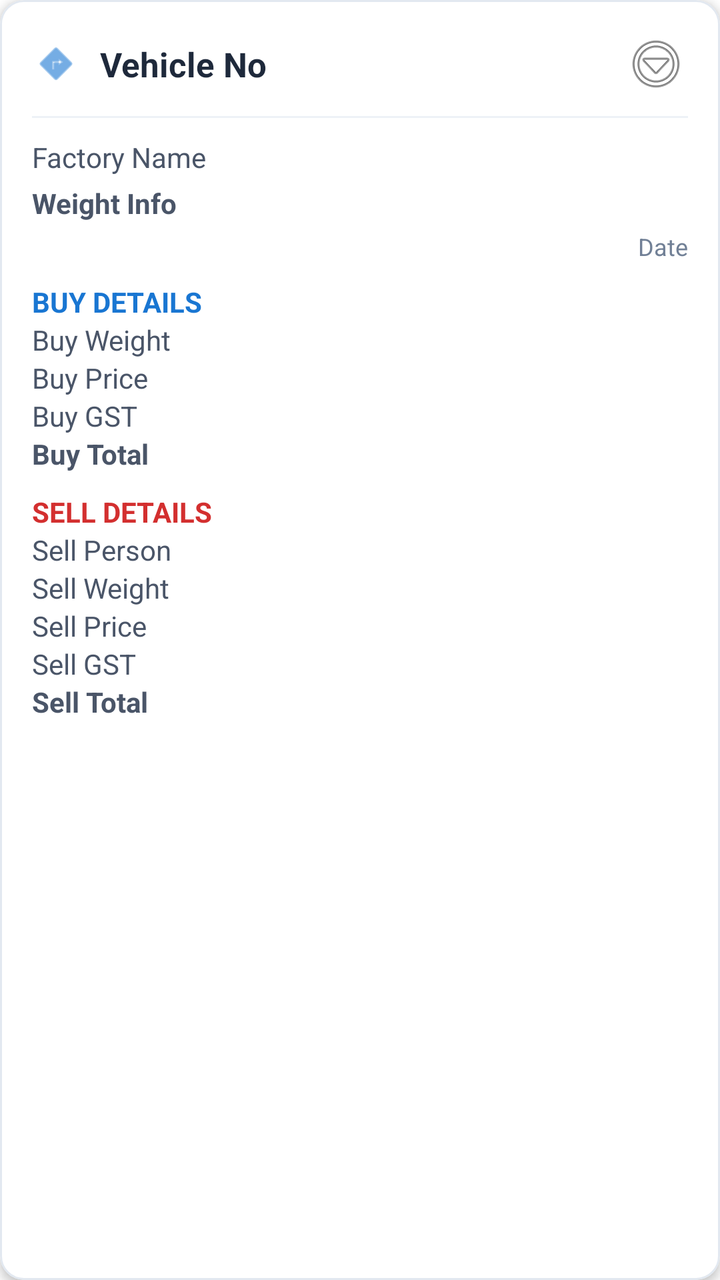
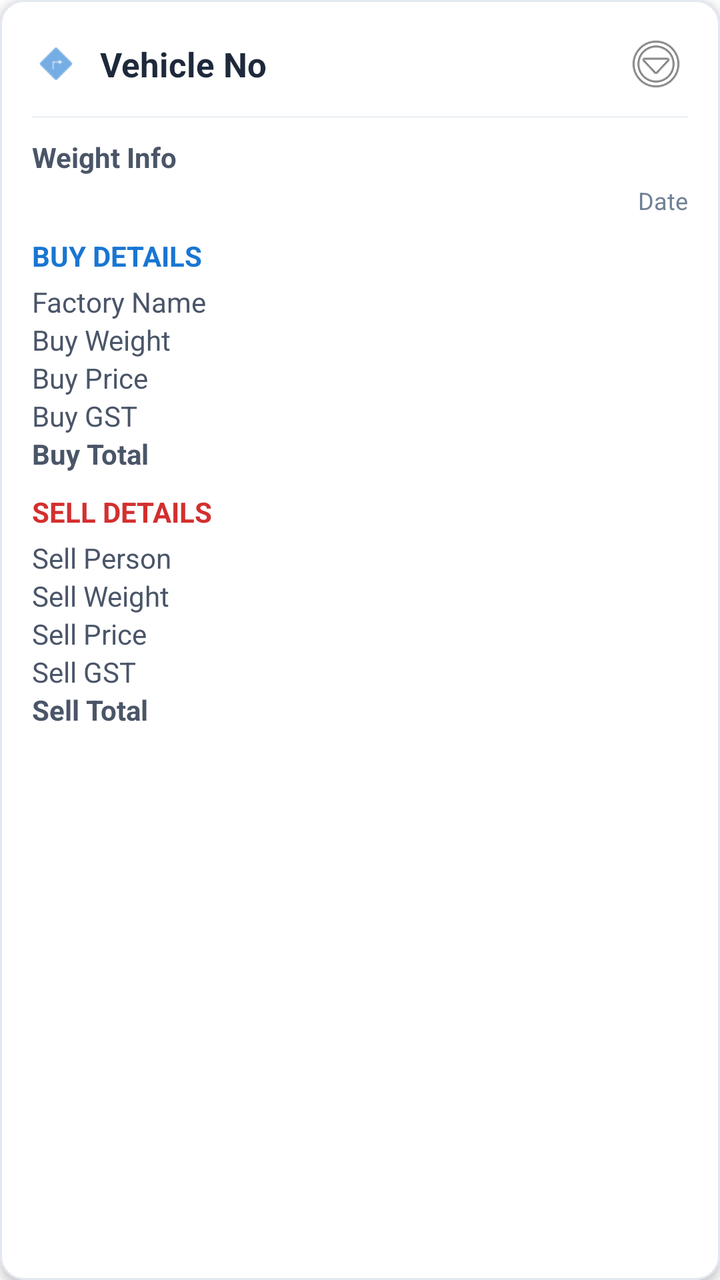

Compare the two renders of this Android layout. The source of the first and the diff that turns it into the second are given below.
<!-- AndroidManifest.xml: application theme Theme.Transport1 -->
<!-- res/layout/card_transport_data.xml -->
<?xml version="1.0" encoding="utf-8"?>
<com.google.android.material.card.MaterialCardView
    xmlns:android="http://schemas.android.com/apk/res/android"
    xmlns:app="http://schemas.android.com/apk/res-auto"
    android:layout_width="match_parent"
    android:layout_height="wrap_content"
    android:layout_margin="8dp"
    app:cardCornerRadius="12dp"
    app:cardElevation="3dp"
    app:strokeWidth="1dp"
    app:strokeColor="#E2E8F0">

    <LinearLayout
        android:layout_width="match_parent"
        android:layout_height="wrap_content"
        android:orientation="vertical"
        android:padding="16dp">

        
        <LinearLayout
            android:layout_width="match_parent"
            android:layout_height="wrap_content"
            android:gravity="center_vertical"
            android:orientation="horizontal">

            <ImageView
                android:layout_width="24dp"
                android:layout_height="24dp"
                android:src="@android:drawable/ic_menu_directions"
                app:tint="#1976D2" />

            <TextView
                android:id="@+id/tvVehicle"
                android:layout_width="0dp"
                android:layout_height="wrap_content"
                android:layout_weight="1"
                android:layout_marginStart="10dp"
                android:text="Vehicle No"
                android:textColor="#1E293B"
                android:textSize="17sp"
                android:textStyle="bold" />

            
            <ImageButton
                android:id="@+id/btnMenu"
                android:layout_width="wrap_content"
                android:layout_height="wrap_content"
                android:src="@android:drawable/ic_menu_more"
                android:background="@android:color/transparent"
                android:contentDescription="menu"/>
        </LinearLayout>

        <View
            android:layout_width="match_parent"
            android:layout_height="1dp"
            android:layout_marginVertical="10dp"
            android:background="#EDF2F7" />

        
        <TextView
            android:id="@+id/tvFactory"
            android:layout_width="match_parent"
            android:layout_height="wrap_content"
            android:text="Factory Name"
            android:textColor="#4A5568" />

        <TextView
            android:id="@+id/tvWeight"
            android:layout_width="match_parent"
            android:layout_height="wrap_content"
            android:layout_marginTop="4dp"
            android:text="Weight Info"
            android:textColor="#4A5568"
            android:textStyle="bold" />

        <TextView
            android:id="@+id/tvDate"
            android:layout_width="match_parent"
            android:layout_height="wrap_content"
            android:layout_marginTop="4dp"
            android:gravity="end"
            android:text="Date"
            android:textColor="#718096"
            android:textSize="12sp" />

        
        <TextView
            android:layout_width="match_parent"
            android:layout_height="wrap_content"
            android:layout_marginTop="10dp"
            android:text="BUY DETAILS"
            android:textStyle="bold"
            android:textColor="#1976D2" />

        <TextView
            android:id="@+id/tvBuyWeight"
            android:layout_width="match_parent"
            android:layout_height="wrap_content"
            android:text="Buy Weight"
            android:textColor="#4A5568" />

        <TextView
            android:id="@+id/tvBuyPrice"
            android:layout_width="match_parent"
            android:layout_height="wrap_content"
            android:text="Buy Price"
            android:textColor="#4A5568" />

        <TextView
            android:id="@+id/tvBuyGST"
            android:layout_width="match_parent"
            android:layout_height="wrap_content"
            android:text="Buy GST"
            android:textColor="#4A5568" />

        <TextView
            android:id="@+id/tvBuyTotal"
            android:layout_width="match_parent"
            android:layout_height="wrap_content"
            android:text="Buy Total"
            android:textColor="#4A5568"
            android:textStyle="bold" />

        
        <TextView
            android:layout_width="match_parent"
            android:layout_height="wrap_content"
            android:layout_marginTop="10dp"
            android:text="SELL DETAILS"
            android:textStyle="bold"
            android:textColor="#D32F2F" />

        <TextView
            android:id="@+id/tvSellPerson"
            android:layout_width="match_parent"
            android:layout_height="wrap_content"
            android:text="Sell Person"
            android:textColor="#4A5568" />

        <TextView
            android:id="@+id/tvSellWeight"
            android:layout_width="match_parent"
            android:layout_height="wrap_content"
            android:text="Sell Weight"
            android:textColor="#4A5568" />

        <TextView
            android:id="@+id/tvSellPrice"
            android:layout_width="match_parent"
            android:layout_height="wrap_content"
            android:text="Sell Price"
            android:textColor="#4A5568" />

        <TextView
            android:id="@+id/tvSellGST"
            android:layout_width="match_parent"
            android:layout_height="wrap_content"
            android:text="Sell GST"
            android:textColor="#4A5568" />

        <TextView
            android:id="@+id/tvSellTotal"
            android:layout_width="match_parent"
            android:layout_height="wrap_content"
            android:text="Sell Total"
            android:textColor="#4A5568"
            android:textStyle="bold" />

    </LinearLayout>

</com.google.android.material.card.MaterialCardView>
<!-- resources referenced by this layout -->
<resources>
  <style name="Theme.Transport1" parent="Theme.MaterialComponents.DayNight.NoActionBar">
          
          <item name="colorPrimary">#1976D2</item>
          <item name="colorPrimaryVariant">#1565C0</item>
          <item name="colorOnPrimary">@color/white</item>
          
          <item name="colorSecondary">#03DAC6</item>
          <item name="colorSecondaryVariant">#018786</item>
          <item name="colorOnSecondary">@color/black</item>
          
          <item name="android:statusBarColor">?attr/colorPrimaryVariant</item>
      </style>
  <color name="white">#FFFFFFFF</color>
  <color name="black">#FF000000</color>
</resources>

<!-- the commit's change to res/layout/card_transport_data.xml (unified diff, before → after) -->
@@ -58,17 +58,9 @@
 
         
         <TextView
-            android:id="@+id/tvFactory"
-            android:layout_width="match_parent"
-            android:layout_height="wrap_content"
-            android:text="Factory Name"
-            android:textColor="#4A5568" />
-
-        <TextView
             android:id="@+id/tvWeight"
             android:layout_width="match_parent"
             android:layout_height="wrap_content"
-            android:layout_marginTop="4dp"
             android:text="Weight Info"
             android:textColor="#4A5568"
             android:textStyle="bold" />
@@ -84,87 +76,110 @@
             android:textSize="12sp" />
 
         
-        <TextView
+        <LinearLayout
+            android:id="@+id/buySection"
             android:layout_width="match_parent"
             android:layout_height="wrap_content"
-            android:layout_marginTop="10dp"
-            android:text="BUY DETAILS"
-            android:textStyle="bold"
-            android:textColor="#1976D2" />
+            android:orientation="vertical"
+            android:layout_marginTop="10dp">
 
-        <TextView
-            android:id="@+id/tvBuyWeight"
+            <TextView
+                android:layout_width="match_parent"
+                android:layout_height="wrap_content"
+                android:text="BUY DETAILS"
+                android:textStyle="bold"
+                android:textColor="#1976D2" />
+
+            <TextView
+                android:id="@+id/tvFactory"
+                android:layout_width="match_parent"
+                android:layout_height="wrap_content"
+                android:layout_marginTop="4dp"
+                android:text="Factory Name"
+                android:textColor="#4A5568" />
+
+            <TextView
+                android:id="@+id/tvBuyWeight"
+                android:layout_width="match_parent"
+                android:layout_height="wrap_content"
+                android:text="Buy Weight"
+                android:textColor="#4A5568" />
+
+            <TextView
+                android:id="@+id/tvBuyPrice"
+                android:layout_width="match_parent"
+                android:layout_height="wrap_content"
+                android:text="Buy Price"
+                android:textColor="#4A5568" />
+
+            <TextView
+                android:id="@+id/tvBuyGST"
+                android:layout_width="match_parent"
+                android:layout_height="wrap_content"
+                android:text="Buy GST"
+                android:textColor="#4A5568" />
+
+            <TextView
+                android:id="@+id/tvBuyTotal"
+                android:layout_width="match_parent"
+                android:layout_height="wrap_content"
+                android:text="Buy Total"
+                android:textColor="#4A5568"
+                android:textStyle="bold" />
+        </LinearLayout>
+
+        
+        <LinearLayout
+            android:id="@+id/sellSection"
             android:layout_width="match_parent"
             android:layout_height="wrap_content"
-            android:text="Buy Weight"
-            android:textColor="#4A5568" />
+            android:orientation="vertical"
+            android:layout_marginTop="10dp">
 
-        <TextView
-            android:id="@+id/tvBuyPrice"
-            android:layout_width="match_parent"
-            android:layout_height="wrap_content"
-            android:text="Buy Price"
-            android:textColor="#4A5568" />
+            <TextView
+                android:layout_width="match_parent"
+                android:layout_height="wrap_content"
+                android:text="SELL DETAILS"
+                android:textStyle="bold"
+                android:textColor="#D32F2F" />
 
-        <TextView
-            android:id="@+id/tvBuyGST"
-            android:layout_width="match_parent"
-            android:layout_height="wrap_content"
-            android:text="Buy GST"
-            android:textColor="#4A5568" />
+            <TextView
+                android:id="@+id/tvSellPerson"
+                android:layout_width="match_parent"
+                android:layout_height="wrap_content"
+                android:layout_marginTop="4dp"
+                android:text="Sell Person"
+                android:textColor="#4A5568" />
 
-        <TextView
-            android:id="@+id/tvBuyTotal"
-            android:layout_width="match_parent"
-            android:layout_height="wrap_content"
-            android:text="Buy Total"
-            android:textColor="#4A5568"
-            android:textStyle="bold" />
+            <TextView
+                android:id="@+id/tvSellWeight"
+                android:layout_width="match_parent"
+                android:layout_height="wrap_content"
+                android:text="Sell Weight"
+                android:textColor="#4A5568" />
 
-        
-        <TextView
-            android:layout_width="match_parent"
-            android:layout_height="wrap_content"
-            android:layout_marginTop="10dp"
-            android:text="SELL DETAILS"
-            android:textStyle="bold"
-            android:textColor="#D32F2F" />
+            <TextView
+                android:id="@+id/tvSellPrice"
+                android:layout_width="match_parent"
+                android:layout_height="wrap_content"
+                android:text="Sell Price"
+                android:textColor="#4A5568" />
 
-        <TextView
-            android:id="@+id/tvSellPerson"
-            android:layout_width="match_parent"
-            android:layout_height="wrap_content"
-            android:text="Sell Person"
-            android:textColor="#4A5568" />
+            <TextView
+                android:id="@+id/tvSellGST"
+                android:layout_width="match_parent"
+                android:layout_height="wrap_content"
+                android:text="Sell GST"
+                android:textColor="#4A5568" />
 
-        <TextView
-            android:id="@+id/tvSellWeight"
-            android:layout_width="match_parent"
-            android:layout_height="wrap_content"
-            android:text="Sell Weight"
-            android:textColor="#4A5568" />
-
-        <TextView
-            android:id="@+id/tvSellPrice"
-            android:layout_width="match_parent"
-            android:layout_height="wrap_content"
-            android:text="Sell Price"
-            android:textColor="#4A5568" />
-
-        <TextView
-            android:id="@+id/tvSellGST"
-            android:layout_width="match_parent"
-            android:layout_height="wrap_content"
-            android:text="Sell GST"
-            android:textColor="#4A5568" />
-
-        <TextView
-            android:id="@+id/tvSellTotal"
-            android:layout_width="match_parent"
-            android:layout_height="wrap_content"
-            android:text="Sell Total"
-            android:textColor="#4A5568"
-            android:textStyle="bold" />
+            <TextView
+                android:id="@+id/tvSellTotal"
+                android:layout_width="match_parent"
+                android:layout_height="wrap_content"
+                android:text="Sell Total"
+                android:textColor="#4A5568"
+                android:textStyle="bold" />
+        </LinearLayout>
 
     </LinearLayout>
 
